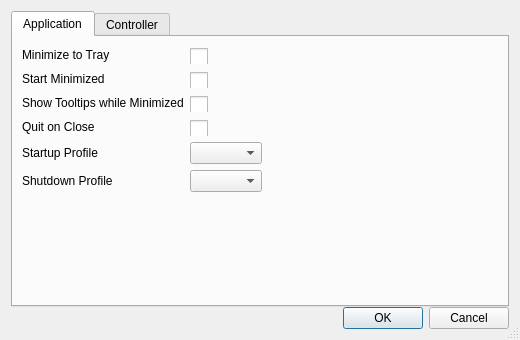
Before: the Qt Designer form gui_preferences.ui in Shub77/phoebetria-code, drawn with Qt 5.
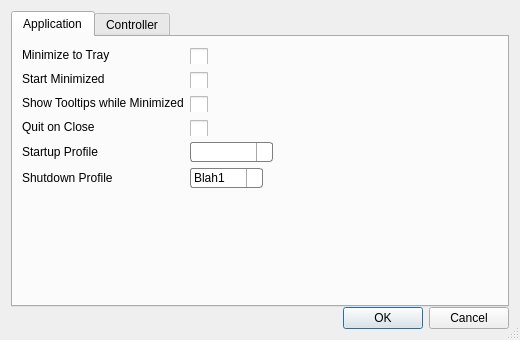
After: the same form once the commit is applied. Icons and pictures are not drawn.

Commit message: Change the icons on the preferences window

The edit to the form file:
```diff
--- a/gui_preferences.ui
+++ b/gui_preferences.ui
@@ -176,10 +176,133 @@
             </widget>
            </item>
            <item row="4" column="1">
-            <widget class="QComboBox" name="ctrl_startupProfile"/>
+            <widget class="QComboBox" name="ctrl_startupProfile">
+             <property name="styleSheet">
+              <string notr="true">QComboBox {
+     border: 1px solid gray;
+     border-radius: 3px;
+     padding: 1px 18px 1px 3px;
+     min-width: 6em;
+ }
+
+ QComboBox:editable {
+     background: white;
+ }
+
+ QComboBox:!editable, QComboBox::drop-down:editable {
+      background: qlineargradient(x1: 0, y1: 0, x2: 0, y2: 1,
+                                  stop: 0 #E1E1E1, stop: 0.4 #DDDDDD,
+                                  stop: 0.5 #D8D8D8, stop: 1.0 #D3D3D3);
+ }
+
+ /* QComboBox gets the &quot;on&quot; state when the popup is open */
+ QComboBox:!editable:on, QComboBox::drop-down:editable:on {
+     background: qlineargradient(x1: 0, y1: 0, x2: 0, y2: 1,
+                                 stop: 0 #D3D3D3, stop: 0.4 #D8D8D8,
+                                 stop: 0.5 #DDDDDD, stop: 1.0 #E1E1E1);
+ }
+
+ QComboBox:on { /* shift the text when the popup opens */
+     padding-top: 3px;
+     padding-left: 4px;
+ }
+
+ QComboBox::drop-down {
+     subcontrol-origin: padding;
+     subcontrol-position: top right;
+     width: 15px;
+
+     border-left-width: 1px;
+     border-left-color: darkgray;
+     border-left-style: solid; /* just a single line */
+     border-top-right-radius: 3px; /* same radius as the QComboBox */
+     border-bottom-right-radius: 3px;
+ }
+
+ QComboBox::down-arrow {
+	 width: 12px;
+	 height: 12px;
+     image: url(:/Images/icon_combobox.png);
+ }
+
+ QComboBox::down-arrow:on { /* shift the arrow when popup is open */
+     top: 1px;
+     left: 1px;
+ }</string>
+             </property>
+            </widget>
            </item>
            <item row="5" column="1">
-            <widget class="QComboBox" name="ctrl_shutdownProfile"/>
+            <widget class="QComboBox" name="ctrl_shutdownProfile">
+             <property name="styleSheet">
+              <string notr="true">QComboBox {
+     border: 1px solid gray;
+     border-radius: 3px;
+     padding: 1px 18px 1px 3px;
+     min-width: 6em;
+ }
+
+ QComboBox:editable {
+     background: white;
+ }
+
+ QComboBox:!editable, QComboBox::drop-down:editable {
+      background: qlineargradient(x1: 0, y1: 0, x2: 0, y2: 1,
+                                  stop: 0 #E1E1E1, stop: 0.4 #DDDDDD,
+                                  stop: 0.5 #D8D8D8, stop: 1.0 #D3D3D3);
+ }
+
+ /* QComboBox gets the &quot;on&quot; state when the popup is open */
+ QComboBox:!editable:on, QComboBox::drop-down:editable:on {
+     background: qlineargradient(x1: 0, y1: 0, x2: 0, y2: 1,
+                                 stop: 0 #D3D3D3, stop: 0.4 #D8D8D8,
+                                 stop: 0.5 #DDDDDD, stop: 1.0 #E1E1E1);
+ }
+
+ QComboBox:on { /* shift the text when the popup opens */
+     padding-top: 3px;
+     padding-left: 4px;
+ }
+
+ QComboBox::drop-down {
+     subcontrol-origin: padding;
+     subcontrol-position: top right;
+     width: 15px;
+
+     border-left-width: 1px;
+     border-left-color: darkgray;
+     border-left-style: solid; /* just a single line */
+     border-top-right-radius: 3px; /* same radius as the QComboBox */
+     border-bottom-right-radius: 3px;
+ }
+
+ QComboBox::down-arrow {
+	 width: 12px;
+	 height: 12px;
+     image: url(:/Images/icon_combobox.png);
+ }
+
+ QComboBox::down-arrow:on { /* shift the arrow when popup is open */
+     top: 1px;
+     left: 1px;
+ }</string>
+             </property>
+             <item>
+              <property name="text">
+               <string>Blah1</string>
+              </property>
+             </item>
+             <item>
+              <property name="text">
+               <string>Blah2</string>
+              </property>
+             </item>
+             <item>
+              <property name="text">
+               <string>Blah3</string>
+              </property>
+             </item>
+            </widget>
            </item>
            <item row="1" column="1">
             <widget class="QCheckBox" name="ctrl_minimizeOnStart">
```
Left out of the diff: 64 changed lines with no effect on the pictures. The commit also changes 4 other files.
